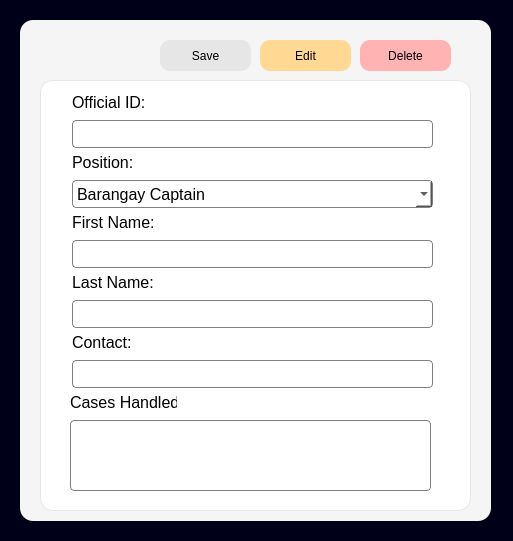
Before: the Qt Designer form uifiles/infoofficialui.ui in mustafamclngn/CCC151-ComplaSys, drawn with Qt 5.
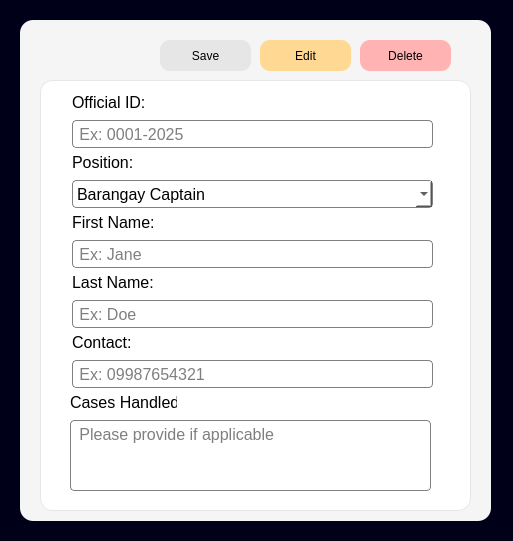
After: the same form once the commit is applied. Icons and pictures are not drawn.

```diff
--- a/uifiles/infoofficialui.ui
+++ b/uifiles/infoofficialui.ui
@@ -95,6 +95,9 @@
 border: 1px solid grey;
 border-radius: 4px;</string>
      </property>
+     <property name="placeholderText">
+      <string> Ex: 0001-2025</string>
+     </property>
     </widget>
     <widget class="QLabel" name="label_first_name_2">
      <property name="geometry">
@@ -136,6 +139,9 @@
 border: 1px solid grey;
 border-radius: 4px;</string>
      </property>
+     <property name="placeholderText">
+      <string> Ex: Jane</string>
+     </property>
     </widget>
     <widget class="QLabel" name="label_last_name">
      <property name="geometry">
@@ -177,6 +183,9 @@
 border: 1px solid grey;
 border-radius: 4px;</string>
      </property>
+     <property name="placeholderText">
+      <string> Ex: Doe</string>
+     </property>
     </widget>
     <widget class="QLabel" name="label_contact">
      <property name="geometry">
@@ -218,6 +227,9 @@
 border: 1px solid grey;
 border-radius: 4px;</string>
      </property>
+     <property name="placeholderText">
+      <string> Ex: 09987654321</string>
+     </property>
     </widget>
     <widget class="QComboBox" name="infoofficial_position_input">
      <property name="geometry">
@@ -325,6 +337,11 @@
        <height>71</height>
       </rect>
      </property>
+     <property name="font">
+      <font>
+       <pointsize>12</pointsize>
+      </font>
+     </property>
      <property name="styleSheet">
       <string notr="true">background-color: white;
 border: 1px solid grey;
@@ -334,8 +351,11 @@
       <string>&lt;!DOCTYPE HTML PUBLIC &quot;-//W3C//DTD HTML 4.0//EN&quot; &quot;http://www.w3.org/TR/REC-html40/strict.dtd&quot;&gt;
 &lt;html&gt;&lt;head&gt;&lt;meta name=&quot;qrichtext&quot; content=&quot;1&quot; /&gt;&lt;style type=&quot;text/css&quot;&gt;
 p, li { white-space: pre-wrap; }
-&lt;/style&gt;&lt;/head&gt;&lt;body style=&quot; font-family:'MS Shell Dlg 2'; font-size:8.25pt; font-weight:400; font-style:normal;&quot;&gt;
-&lt;p style=&quot;-qt-paragraph-type:empty; margin-top:0px; margin-bottom:0px; margin-left:0px; margin-right:0px; -qt-block-indent:0; text-indent:0px;&quot;&gt;&lt;br /&gt;&lt;/p&gt;&lt;/body&gt;&lt;/html&gt;</string>
+&lt;/style&gt;&lt;/head&gt;&lt;body style=&quot; font-family:'MS Shell Dlg 2'; font-size:12pt; font-weight:400; font-style:normal;&quot;&gt;
+&lt;p style=&quot;-qt-paragraph-type:empty; margin-top:0px; margin-bottom:0px; margin-left:0px; margin-right:0px; -qt-block-indent:0; text-indent:0px; font-size:8.25pt;&quot;&gt;&lt;br /&gt;&lt;/p&gt;&lt;/body&gt;&lt;/html&gt;</string>
+     </property>
+     <property name="placeholderText">
+      <string> Please provide if applicable</string>
      </property>
     </widget>
    </widget>
```
Left out of the diff: 12 changed lines with no effect on the pictures.
